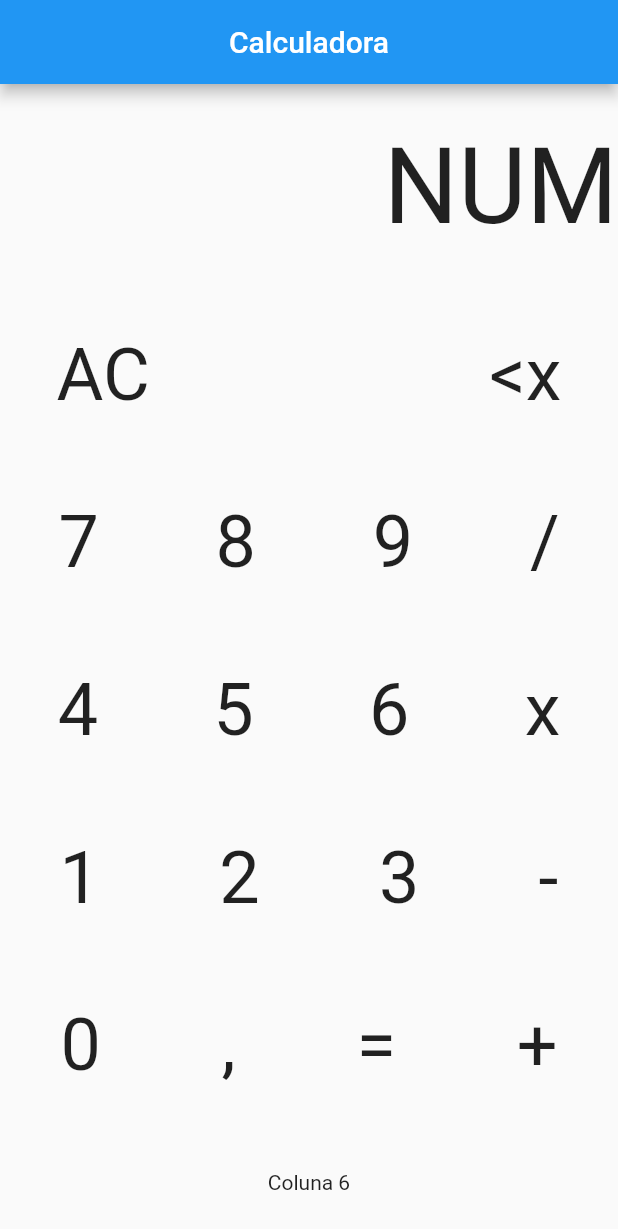
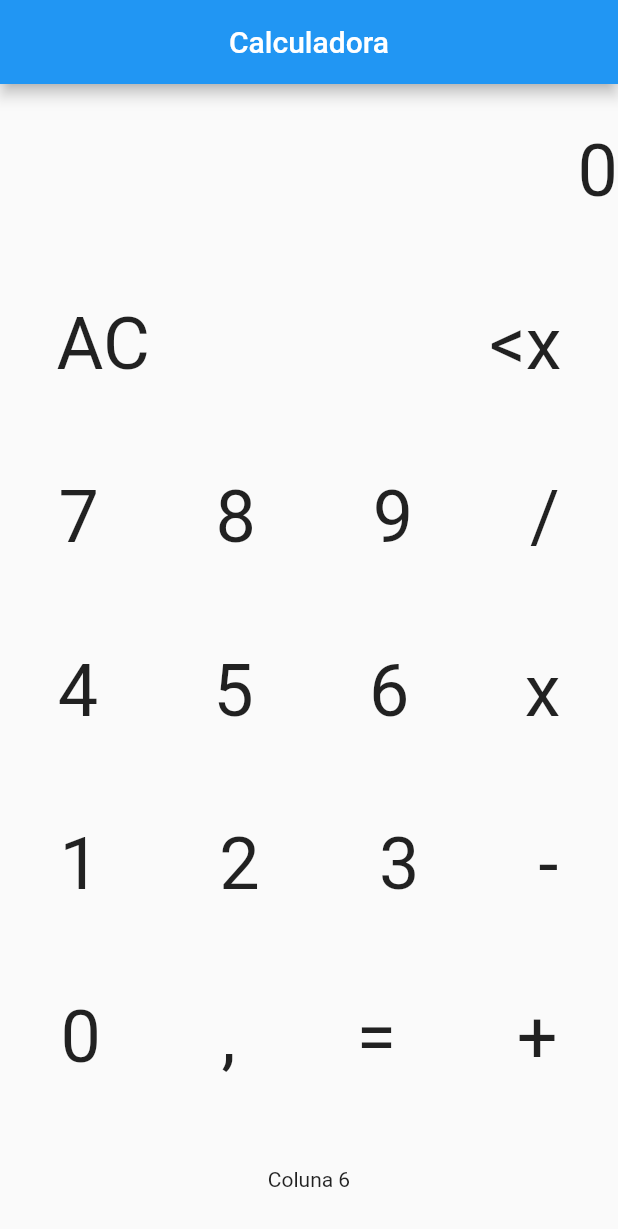
Before and after one commit to erick-ais/estudos, a Flutter app: the screen it shows after launch, on a phone screen of 412 x 824 dp. Shown: the top 1229 px of the screen. Run offline on Flutter 3.47's test engine with Material 2 defaults, Android fonts, the phone set to English and light mode, and no system bars.

Commit message:
Funções matemática no app

```diff
--- a/Flutter/dev/flutter_application_2/lib/main.dart
+++ b/Flutter/dev/flutter_application_2/lib/main.dart
@@ -12,6 +12,87 @@ class MyApp extends StatefulWidget {
 }
 
 class _MyAppState extends State<MyApp> {
+  String numero = '0';
+  double primeiroValor = 0.0;
+  String operacao = '';
+
+  void calcularNum(String tecla) {
+    switch (tecla) {
+      case '0':
+      case '1':
+      case '2':
+      case '3':
+      case '4':
+      case '5':
+      case '6':
+      case '7':
+      case '8':
+      case '9':
+      case ',':
+        setState(() {
+          numero += tecla;
+          numero = numero.replaceAll(',', '.');
+          if (numero.contains('.')) {
+            //double valor = double.parse(numero);
+            //numero = valor.toString();
+          } else {
+            int valor = int.parse(numero);
+            numero = valor.toString();
+          }
+          numero = numero.replaceAll('.', ',');
+        });
+        break;
+      case '+':
+      case '-':
+      case 'x':
+      case '/':
+        operacao = tecla;
+        numero = numero.replaceAll(',', '.');
+        primeiroValor = double.parse(numero);
+        numero = numero.replaceAll('.', ',');
+        numero = '0';
+        break;
+      case '=':
+        double resultado = 0.0;
+        if (operacao == '+') {
+          resultado = primeiroValor + double.parse(numero);
+        } else if (operacao == '-') {
+          resultado = primeiroValor - double.parse(numero);
+        } else if (operacao == 'x') {
+          resultado = primeiroValor * double.parse(numero);
+        } else if (operacao == '/') {
+          if (double.parse(numero) * 1 == 0) {
+            print('ERRO: Divisão por zero!');
+            return;
+          } else {
+            resultado = primeiroValor / double.parse(numero);
+          }
+        }
+
+        String resultadoString = resultado.toString();
+        List<String> resultadoPartes = resultadoString.split('.');
+
+        if (int.parse(resultadoPartes[1]) * 1 == 0) {
+          setState(() {
+            numero = int.parse(resultadoPartes[0]).toString();
+          });
+        } else {
+          setState(() {
+            numero = resultado.toString();
+          });
+        }
+        break;
+      case 'AC':
+        setState(() {
+          numero = '0';
+        });
+        break;
+      default:
+        numero += tecla;
+        break;
+    }
+  }
+
   @override
   Widget build(BuildContext context) {
     return MaterialApp(
@@ -27,38 +108,8 @@ class _MyAppState extends State<MyApp> {
             Row(
               mainAxisAlignment: MainAxisAlignment.end,
               children: [
-                Text('NUM',
-                  style: TextStyle(fontSize: 70),),
-              ],
-            ),
-            Row(
-              mainAxisAlignment: MainAxisAlignment.spaceAround,
-              children: [
-                Text('AC',
-                  style: TextStyle(fontSize: 48),),
-                Text(''),
-                Text(''),
-                Text('<x',
-                  style: TextStyle(fontSize: 48),),
-              ],
-            ),
-            Row(
-              mainAxisAlignment: MainAxisAlignment.spaceAround,
-              children: [
                 Text(
-                  '7',
-                  style: TextStyle(fontSize: 48),
-                ),
-                Text(
-                  '8',
-                  style: TextStyle(fontSize: 48),
-                ),
-                Text(
-                  '9',
-                  style: TextStyle(fontSize: 48),
-                ),
-                Text(
-                  '/',
+                  numero,
                   style: TextStyle(fontSize: 48),
                 ),
               ],
@@ -66,40 +117,166 @@ class _MyAppState extends State<MyApp> {
             Row(
               mainAxisAlignment: MainAxisAlignment.spaceAround,
               children: [
-                Text('4',
-                  style: TextStyle(fontSize: 48),),
-                Text('5',
-                  style: TextStyle(fontSize: 48),),
-                Text('6',
-                  style: TextStyle(fontSize: 48),),
-                Text('x',
-                  style: TextStyle(fontSize: 48),),
+                GestureDetector(
+                  onTap: () {
+                    calcularNum('AC');
+                  },
+                  child: Text(
+                    'AC',
+                    style: TextStyle(fontSize: 48),
+                  ),
+                ),
+                Text(''),
+                Text(''),
+                GestureDetector(
+                  onTap: () {
+                    calcularNum('<x');
+                  },
+                  child: Text(
+                    '<x',
+                    style: TextStyle(fontSize: 48),
+                  ),
+                ),
               ],
             ),
             Row(
               mainAxisAlignment: MainAxisAlignment.spaceAround,
               children: [
-                Text('1',
-                  style: TextStyle(fontSize: 48),),
-                Text('2',
-                  style: TextStyle(fontSize: 48),),
-                Text('3',
-                  style: TextStyle(fontSize: 48),),
-                Text('-',
-                  style: TextStyle(fontSize: 48),),
+                GestureDetector(
+                  onTap: () {
+                    calcularNum('7');
+                  },
+                  child: Text(
+                    '7',
+                    style: TextStyle(fontSize: 48),
+                  ),
+                ),
+                GestureDetector(
+                  onTap: () {
+                    calcularNum('8');
+                  },
+                  child: Text(
+                    '8',
+                    style: TextStyle(fontSize: 48),
+                  ),
+                ),
+                GestureDetector(
+                  onTap: () {
+                    calcularNum('9');
+                  },
+                  child: Text(
+                    '9',
+                    style: TextStyle(fontSize: 48),
+                  ),
+                ),
+                GestureDetector(
+                  onTap: () => calcularNum('/'),
+                  child: Text(
+                    '/',
+                    style: TextStyle(fontSize: 48),
+                  ),
+                ),
               ],
             ),
             Row(
               mainAxisAlignment: MainAxisAlignment.spaceAround,
               children: [
-                Text('0',
-                  style: TextStyle(fontSize: 48),),
-                Text(',',
-                  style: TextStyle(fontSize: 48),),
-                Text('=',
-                  style: TextStyle(fontSize: 48),),
-                Text('+',
-                  style: TextStyle(fontSize: 48),),
+                GestureDetector(
+                  onTap: () => calcularNum('4'),
+                  child: Text(
+                    '4',
+                    style: TextStyle(fontSize: 48),
+                  ),
+                ),
+                GestureDetector(
+                  onTap: () => calcularNum('5'),
+                  child: Text(
+                    '5',
+                    style: TextStyle(fontSize: 48),
+                  ),
+                ),
+                GestureDetector(
+                  onTap: () => calcularNum('6'),
+                  child: Text(
+                    '6',
+                    style: TextStyle(fontSize: 48),
+                  ),
+                ),
+                GestureDetector(
+                  onTap: () => calcularNum('x'),
+                  child: Text(
+                    'x',
+                    style: TextStyle(fontSize: 48),
+                  ),
+                ),
+              ],
+            ),
+            Row(
+              mainAxisAlignment: MainAxisAlignment.spaceAround,
+              children: [
+                GestureDetector(
+                  onTap: () => calcularNum('1'),
+                  child: Text(
+                    '1',
+                    style: TextStyle(fontSize: 48),
+                  ),
+                ),
+                GestureDetector(
+                  onTap: () => calcularNum('2'),
+                  child: Text(
+                    '2',
+                    style: TextStyle(fontSize: 48),
+                  ),
+                ),
+                GestureDetector(
+                  onTap: () => calcularNum('3'),
+                  child: Text(
+                    '3',
+                    style: TextStyle(fontSize: 48),
+                  ),
+                ),
+                GestureDetector(
+                  onTap: () => calcularNum('-'),
+                  child: Text(
+                    '-',
+                    style: TextStyle(fontSize: 48),
+                  ),
+                ),
+              ],
+            ),
+            Row(
+              mainAxisAlignment: MainAxisAlignment.spaceAround,
+              children: [
+                GestureDetector(
+                  onTap: () => calcularNum('0'),
+                  child: Text(
+                    '0',
+                    style: TextStyle(fontSize: 48),
+                  ),
+                ),
+                GestureDetector(
+                  onTap: () {
+                    calcularNum(',');
+                  },
+                  child: Text(
+                    ',',
+                    style: TextStyle(fontSize: 48),
+                  ),
+                ),
+                GestureDetector(
+                  onTap: () => calcularNum('='),
+                  child: Text(
+                    '=',
+                    style: TextStyle(fontSize: 48),
+                  ),
+                ),
+                GestureDetector(
+                  onTap: () => calcularNum('+'),
+                  child: Text(
+                    '+',
+                    style: TextStyle(fontSize: 48),
+                  ),
+                ),
               ],
             ),
             Text('Coluna 6'),
```
Also changed, not shown: 1 other file.
